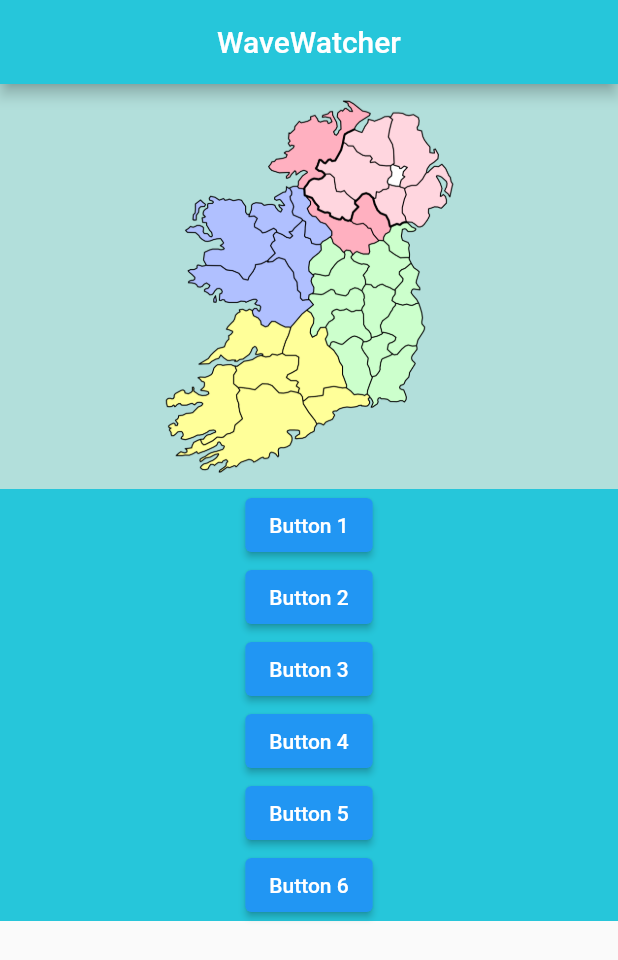
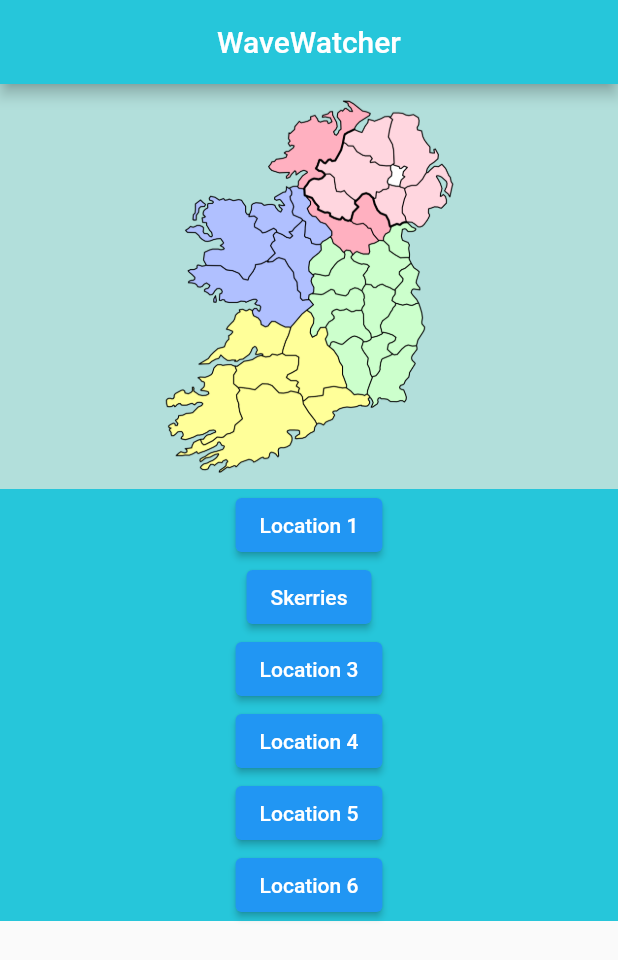
Before and after one commit to SoftwareDesignCoast/App, a Flutter app: the screen it shows after launch, on a phone screen of 412 x 824 dp. Shown: the top 960 px of the screen. Run offline on Flutter 3.47's test engine with Material 2 defaults, Android fonts, the phone set to English and light mode, and no system bars.

Commit message:
integrated tide page

```diff
--- a/lib/main.dart
+++ b/lib/main.dart
@@ -1,4 +1,5 @@
 import 'package:flutter/material.dart';
+//import 'package:tides/secondscreen.dart';
 
 void main() {
   runApp(const MyApp());
@@ -10,7 +11,8 @@ class MyApp extends StatelessWidget {
   // This widget is the root of your application.
   @override
   Widget build(BuildContext context) {
-    return MaterialApp(
+    return const MaterialApp(
+      debugShowCheckedModeBanner: false,
       home: Home(),
     );
   }
@@ -23,7 +25,7 @@ class Home extends StatelessWidget {
   Widget build(BuildContext context) {
     return Scaffold(
       appBar: AppBar(
-        title: Text("WaveWatcher"),
+        title: const Text("WaveWatcher"),
         centerTitle: true,
         backgroundColor: Colors.cyan[400],
       ),
@@ -63,7 +65,7 @@ class SearchCol extends StatelessWidget {
           Container(
               child: ElevatedButton(
             onPressed: () => {print("Button 1 was pressed")},
-            child: const Text("Button 1"),
+            child: const Text("Location 1"),
             ),
           ),
           ElevatedButton(
@@ -72,23 +74,23 @@ class SearchCol extends StatelessWidget {
                 return const FirstPage(title: 'Tides');
               }));
             },
-            child: const Text("Button 2"),
+            child: const Text("Skerries"),
           ),
           ElevatedButton(
             onPressed: () => {print("Button 3 was pressed")},
-            child: const Text("Button 3"),
+            child: const Text("Location 3"),
           ),
           ElevatedButton(
             onPressed: () => {print("Button 4 was pressed")},
-            child: const Text("Button 4"),
+            child: const Text("Location 4"),
           ),
           ElevatedButton(
             onPressed: () => {print("Button 5 was pressed")},
-            child: const Text("Button 5"),
+            child: const Text("Location 5"),
           ),
           ElevatedButton(
             onPressed: () => {print("Button 5 was pressed")},
-            child: const Text("Button 6"),
+            child: const Text("Location 6"),
           ),
         ],
       ),
@@ -106,7 +108,7 @@ class FirstPage extends StatelessWidget {
     return Scaffold(
       backgroundColor: Colors.blueGrey.shade100,
       appBar: AppBar(
-        backgroundColor: Colors.teal.shade300,
+        backgroundColor: const Color.fromARGB(255, 103, 150, 189),
         title: Text(title),
         centerTitle: true,
       ),
@@ -143,7 +145,7 @@ class FirstPage extends StatelessWidget {
                       onPressed: () {
                         Navigator.push(context,
                             MaterialPageRoute(builder: (context) {
-                          return const Tides(title: 'Tides');
+                          return const SecondScreen(title: 'Tides');
                         }));
                       },
                       child: const Text('Tides'),
@@ -333,3 +335,42 @@ class Activities extends StatelessWidget {
     );
   }
 }
+
+
+
+class SecondScreen extends StatelessWidget {
+  const SecondScreen({Key? key, required this.title}) : super(key: key);
+  final String title;
+
+  @override
+  Widget build(BuildContext context) {
+    return SafeArea(
+      child: Scaffold(
+        appBar: AppBar(
+          title: Text("Tide Forecast: Skerries"),
+        ),
+      body: Center(
+        child: Column(
+          //mainAxisAlignment: MainAxisAlignment.start,
+          children: [
+            //Padding(padding: EdgeInsets.only(top:30)),
+            Image.asset('assets/tides_skerries.png'),
+            const Text("\n \n Predicted Tides: \n -> First High Tide at 09:50am.  \n -> First Low Tide at 03:05am. \n -> Second High Tide at 10:29pm. \n -> Second Low Tide at 03:38pm."),
+
+            Container(
+              child: TextButton(
+              onPressed: () {
+                Navigator.push(context, MaterialPageRoute(builder: (context) {
+              return const FirstPage(title: 'Skerries');
+            }));
+          },
+          child: const Text('Go Back'),
+            ),
+            ),
+          ],
+        ),
+      ),
+      ),
+    );
+  }
+}
```
Also changed, not shown: lib/homescreen.dart (deleted, +0 -97 lines), lib/secondscreen.dart (deleted, +0 -26 lines), assets/tides_skerries.png (added).
